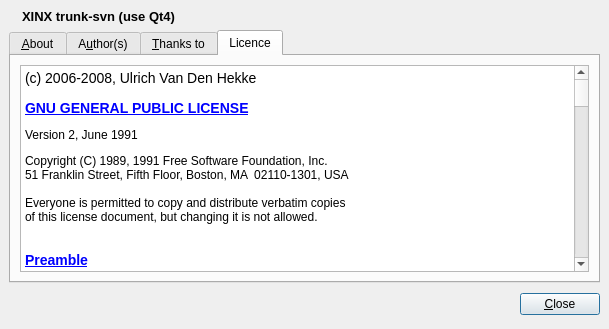
The window that xinx/ui/about.ui (phoenix741/xinx) describes before a commit, drawn with Qt 5.
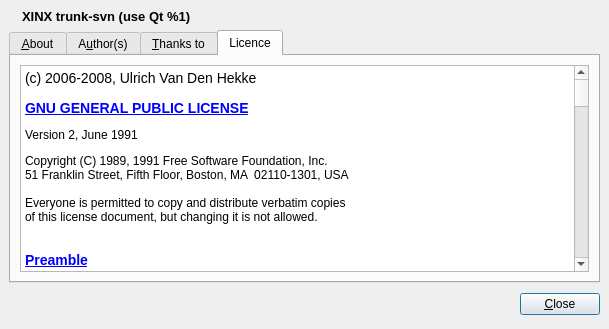
The same window after the commit. The open tabs and pages were chosen to show the change. Icons and pictures are not drawn.

```diff
--- a/xinx/ui/about.ui
+++ b/xinx/ui/about.ui
@@ -42,8 +42,8 @@
      <property name="text" >
       <string>&lt;html>&lt;head>&lt;meta name="qrichtext" content="1" />&lt;style type="text/css">
 p, li { white-space: pre-wrap; }
-&lt;/style>&lt;/head>&lt;body style=" font-family:'Sans Serif'; font-size:9pt; font-weight:400; font-style:normal; text-decoration:none;">
-&lt;p style=" margin-top:0px; margin-bottom:0px; margin-left:0px; margin-right:0px; -qt-block-indent:0; text-indent:0px;">&lt;span style=" font-size:10pt; font-weight:600;">XINX trunk-svn (use Qt4)&lt;/span>&lt;/p>&lt;/body>&lt;/html></string>
+&lt;/style>&lt;/head>&lt;body style=" font-family:'Sans Serif'; font-size:9pt; font-weight:400; font-style:normal;">
+&lt;p style=" margin-top:0px; margin-bottom:0px; margin-left:0px; margin-right:0px; -qt-block-indent:0; text-indent:0px;">&lt;span style=" font-size:10pt; font-weight:600;">XINX trunk-svn (use Qt %1)&lt;/span>&lt;/p>&lt;/body>&lt;/html></string>
      </property>
     </widget>
    </item>
```
Left out of the diff: 112 changed lines with no effect on the pictures.
